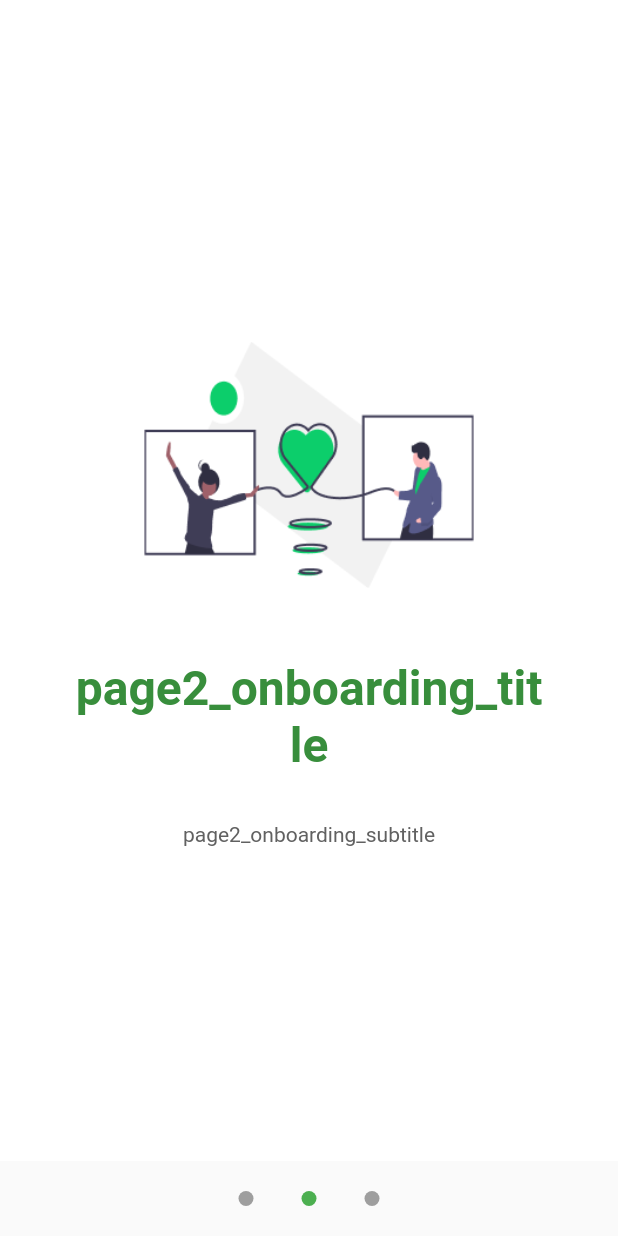
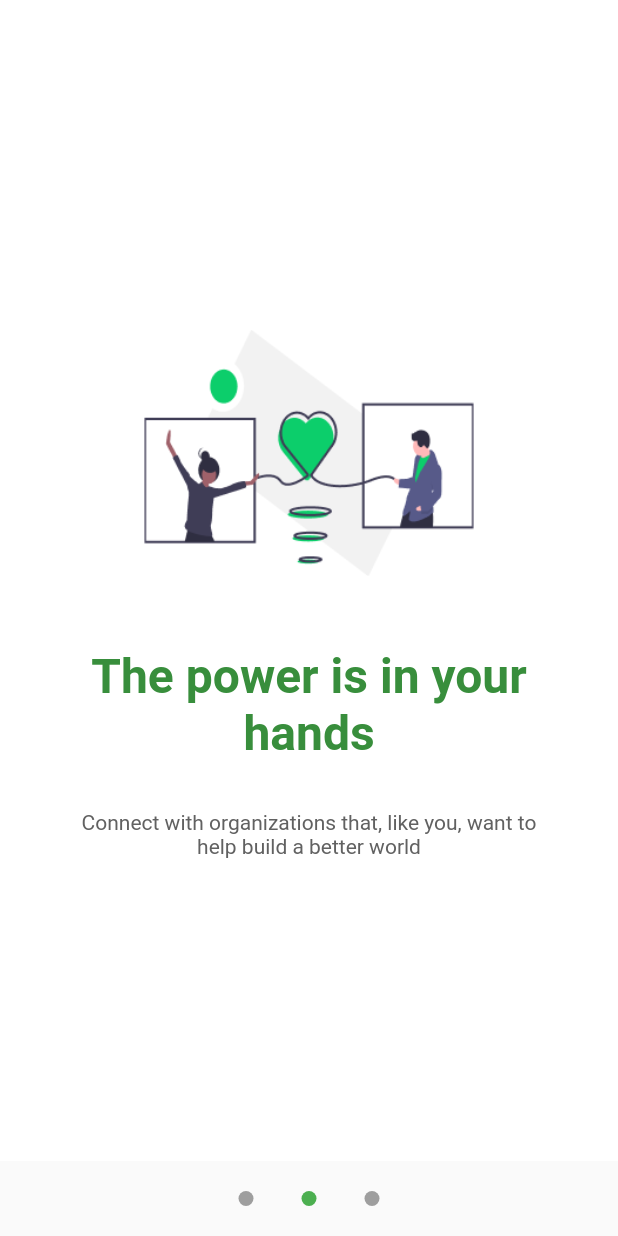
Before and after one commit to gabriel-dev-iesb/trabalho_pi3, a Flutter app: the screen it shows after launch, swiped to page 2, on a phone screen of 412 x 824 dp. Run offline on Flutter 3.47's test engine with Material 2 defaults, Android fonts, the phone set to English and light mode, and no system bars; drawn by our look-alikes of smooth_page_indicator; our stand-ins replace flutter_modular, localization.

Commit message:
adicao do modular como dependencia e nas estruturas de codigo. Refatoracao da internacionalizacao

```diff
--- /dev/null
+++ b/app/lib/app_widget.dart
@@ -0,0 +1,33 @@
+import 'package:flutter/material.dart';
+import 'package:flutter_localizations/flutter_localizations.dart';
+import 'package:flutter_modular/flutter_modular.dart';
+import 'package:localization/localization.dart';
+
+class AppWidget extends StatelessWidget {
+  const AppWidget({Key? key}) : super(key: key);
+
+  @override
+  Widget build(BuildContext context) {
+    LocalJsonLocalization.delegate.directories = ['lib/assets/i18n'];
+
+    return MaterialApp.router(
+      theme: ThemeData(
+        primarySwatch: Colors.green,
+      ),
+      // scrollBehavior: AppScrollBehavior(),
+      title: 'aider',
+      localizationsDelegates: [
+        GlobalMaterialLocalizations.delegate,
+        GlobalCupertinoLocalizations.delegate,
+        GlobalWidgetsLocalizations.delegate,
+        LocalJsonLocalization.delegate
+      ],
+      supportedLocales: const [
+        Locale('pt', 'BR'),
+        Locale('en', 'US'),
+      ],
+      routeInformationParser: Modular.routeInformationParser,
+      routerDelegate: Modular.routerDelegate,
+    );
+  }
+}
--- a/app/lib/assets/i18n/en_US.json
+++ b/app/lib/assets/i18n/en_US.json
@@ -1,9 +1,9 @@
 {
-    "page1_onboarding_title" : "Creating a better world",
-    "page1_onboarding_subtitle" : "With aider, you can change people's lives. We are here to help you find them.",
-    "page2_onboarding_title" : "The power is in your hands",
-    "page2_onboarding_subtitle" : "Connect with organizations that, like you, want to help build a better world",
-    "page3_onboarding_title" : "Make the difference",
-    "page3_onboarding_subtitle" : "Create your account now, and see a universe of possibilities where your help makes a difference. Let's go?",
-    "page3_onboarding_button": "Sign in"
+    "page1-onboarding-title" : "Creating a better world",
+    "page1-onboarding-subtitle" : "With aider, you can change people's lives. We are here to help you find them.",
+    "page2-onboarding-title" : "The power is in your hands",
+    "page2-onboarding-subtitle" : "Connect with organizations that, like you, want to help build a better world",
+    "page3-onboarding-title" : "Make the difference",
+    "page3-onboarding-subtitle" : "Create your account now, and see a universe of possibilities where your help makes a difference. Let's go?",
+    "page3-onboarding-button": "Sign in"
 }
--- a/app/lib/assets/i18n/pt_BR.json
+++ b/app/lib/assets/i18n/pt_BR.json
@@ -1,9 +1,9 @@
 {
-    "page1_onboarding_title" : "Criando um mundo melhorrrr",
-    "page1_onboarding_subtitle" : "Com a aider, você pode mudar a vida das pessoas. Nós estamos aqui para te ajudar a encontrá-las",
-    "page2_onboarding_title" : "O poder está em suas mãos",
-    "page2_onboarding_subtitle" : "Conecte-se com organizações que, assim como você, querem ajudar a construir um mundo melhor",
-    "page3_onboarding_title" : "Faça a diferença",
-    "page3_onboarding_subtitle" : "Crie sua conta agora, e veja um universo de possibilidades onde sua ajuda faz a diferença.Vamos lá?",
-    "page3_onboarding_button": "Entrar"
+    "page1-onboarding-title" : "Criando um mundo melhor",
+    "page1-onboarding-subtitle" : "Com a aider, você pode mudar a vida das pessoas. Nós estamos aqui para te ajudar a encontrá-las",
+    "page2-onboarding-title" : "O poder está em suas mãos",
+    "page2-onboarding-subtitle" : "Conecte-se com organizações que, assim como você, querem ajudar a construir um mundo melhor",
+    "page3-onboarding-title" : "Faça a diferença",
+    "page3-onboarding-subtitle" : "Crie sua conta agora, e veja um universo de possibilidades onde sua ajuda faz a diferença.Vamos lá?",
+    "page3-onboarding-button": "Entrar"
 }
--- a/app/lib/src/app_widget.dart
+++ /dev/null
@@ -1,17 +0,0 @@
-// import 'package:aider/src/view/homepage_view.dart';
-import 'package:aider/src/features/onboarding/presentation/view/onboarding_view.dart';
-import 'package:flutter/material.dart';
-
-class AppWidget extends StatelessWidget {
-  const AppWidget({Key? key}) : super(key: key);
-
-  @override
-  Widget build(BuildContext context) {
-    return MaterialApp(
-      theme: ThemeData(
-        primarySwatch: Colors.green,
-      ),
-      home: const OnboardingPage(),
-    );
-  }
-}
--- a/app/lib/src/features/onboarding/presentation/view/onboarding_view.dart
+++ b/app/lib/src/features/onboarding/presentation/view/onboarding_view.dart
@@ -33,19 +33,19 @@ class _OnboardingPageState extends State<OnboardingPage> {
           buildPage(
               color: Colors.white,
               urlImage: 'lib/assets/images/onboarding_1.png',
-              title: 'page1_onboarding_title'.i18n(),
-              subtitle: 'page1_onboarding_subtitle'.i18n()),
+              title: 'page1-onboarding-title'.i18n(),
+              subtitle: 'page1-onboarding-subtitle'.i18n()),
           buildPage(
               color: Colors.white,
               urlImage: 'lib/assets/images/onboarding_2.png',
-              title: 'page2_onboarding_title'.i18n(),
-              subtitle: 'page2_onboarding_subtitle'.i18n()),
+              title: 'page2-onboarding-title'.i18n(),
+              subtitle: 'page2-onboarding-subtitle'.i18n()),
           buildPage(
               isLastPage: isLastPage,
               color: Colors.white,
               urlImage: 'lib/assets/images/onboarding_3.png',
-              title: 'page3_onboarding_title'.i18n(),
-              subtitle: 'page3_onboarding_subtitle'.i18n()),
+              title: 'page3-onboarding-title'.i18n(),
+              subtitle: 'page3-onboarding-subtitle'.i18n()),
         ],
       ),
       bottomSheet: Container(
```
Also changed, not shown: app/lib/app_module.dart (added, +12 -0 lines), app/lib/main.dart (+6 -2 lines), app/lib/src/features/onboarding/onboarding_module.dart (added, +12 -0 lines), 1 other file.
